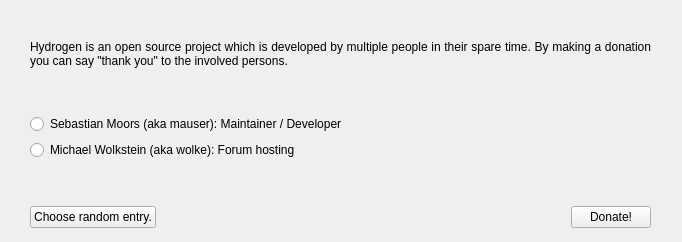
Above: src/gui/src/DonationDialog.ui from hydrogen-music/hydrogen before the change. Below: the same form after it.
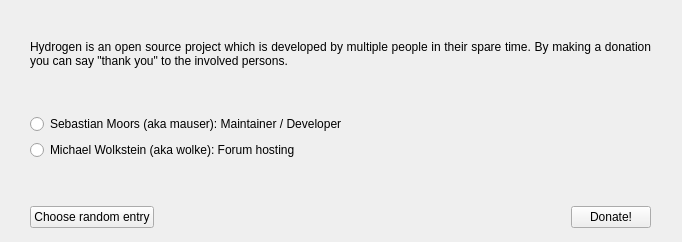
That is the form after the change.

Commit message: fix label issues

What changed in the file:
```diff
--- a/src/gui/src/DonationDialog.ui
+++ b/src/gui/src/DonationDialog.ui
@@ -111,7 +111,7 @@
           <item>
            <widget class="QPushButton" name="randomizeBtn">
             <property name="text">
-             <string>Choose random entry.</string>
+             <string>Choose random entry</string>
             </property>
            </widget>
           </item>
```
The commit also changes 1 other file.
